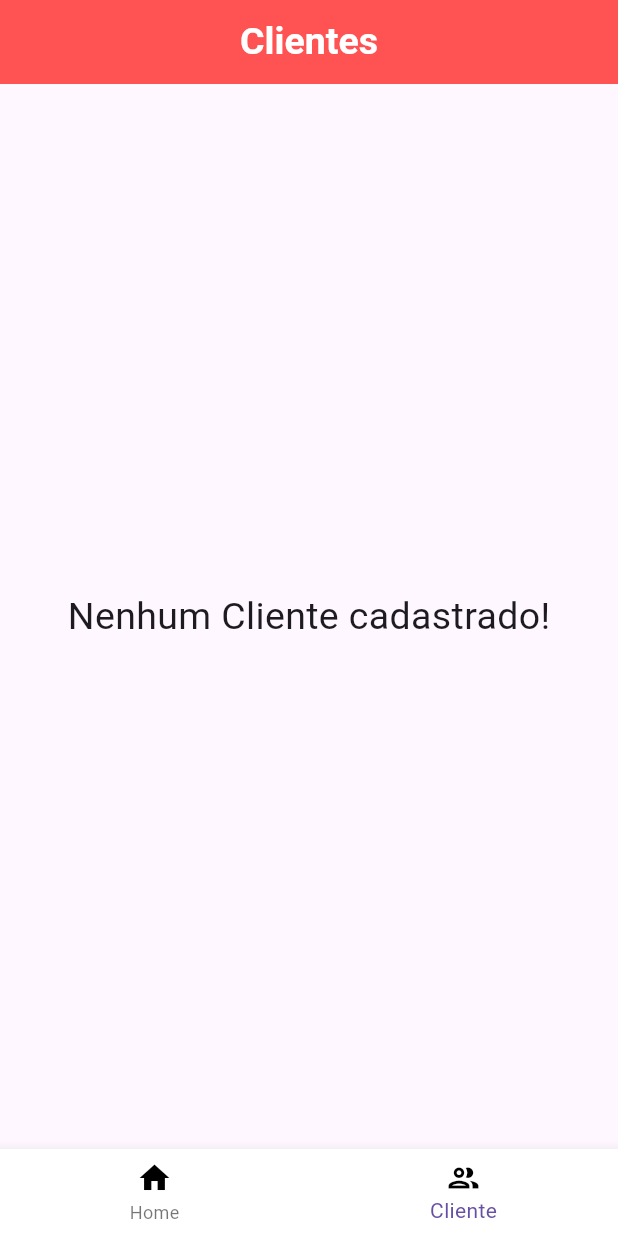
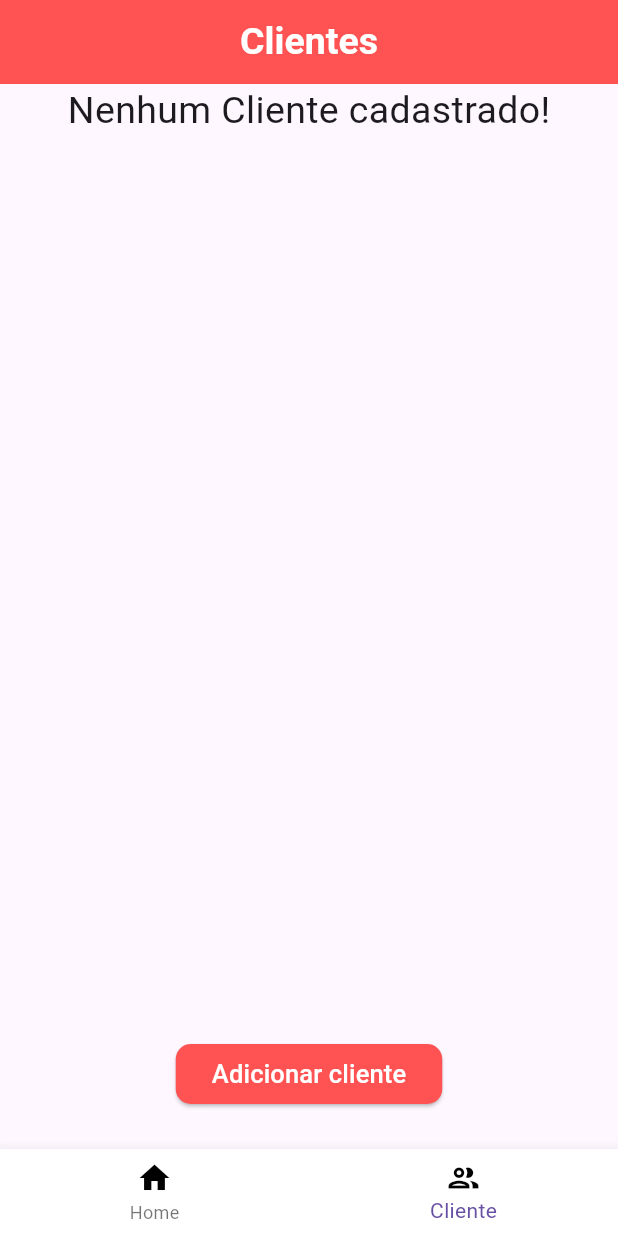
Before and after one commit to Junio-Alves/Client-Management-App, a Flutter app: the screen it shows after launch, swiped to page 2, on a phone screen of 412 x 824 dp. Run offline on Flutter 3.47's test engine with Material 3 defaults, Android fonts, the phone set to English and light mode, and no system bars; our stand-ins replace image_picker, sqflite; accounts and stored records are empty.

Commit message:
adicionado rotas

```diff
--- a/lib/main.dart
+++ b/lib/main.dart
@@ -1,8 +1,14 @@
 import 'package:flutter/material.dart';
 import 'package:provider/provider.dart';
+import 'package:sqflite_estudo/pages/cliente_List_page.dart';
+import 'package:sqflite_estudo/pages/dashboard_page.dart';
+import 'package:sqflite_estudo/pages/edit_cliente.dart';
 import 'package:sqflite_estudo/pages/home_page.dart';
+import 'package:sqflite_estudo/pages/new_cliente.dart';
+import 'package:sqflite_estudo/pages/new_product.dart';
 import 'package:sqflite_estudo/provider/appBarProvider.dart';
 import 'package:sqflite_estudo/provider/cliente_provider.dart';
+import 'package:sqflite_estudo/utils/app_routes.dart';
 
 main() {
   runApp(const MyApp());
@@ -18,9 +24,17 @@ class MyApp extends StatelessWidget {
         ChangeNotifierProvider(create: (context) => ClienteProvider()),
         ChangeNotifierProvider(create: (context) => AppBarProvider()),
       ],
-      child: const MaterialApp(
+      child: MaterialApp(
         debugShowCheckedModeBanner: false,
-        home: HomePage(),
+        routes: {
+          AppRoute.home: (contexto) => const HomePage(),
+          AppRoute.clientListPage: (contexto) => const ClienteListPage(),
+          AppRoute.newClient: (contexto) => const NovoCliente(),
+          AppRoute.editClient: (contexto) => const EditCliente(),
+          AppRoute.dashboard: (contexto) => const DashBoard(),
+          AppRoute.clientPage: (contexto) => const DashBoard(),
+          AppRoute.newProduct: (contexto) => const NewProduct(),
+        },
       ),
     );
   }
--- a/lib/pages/cliente_List_page.dart
+++ b/lib/pages/cliente_List_page.dart
@@ -42,11 +42,43 @@ class ClienteListPageState extends State<ClienteListPage> {
                 builder:
                     (BuildContext context, providerClientes, Widget? child) {
                   return providerClientes.cliente.isEmpty
-                      ? const Center(
+                      ? Column(
+                          children: [
+                            const Center(
                               child: Text(
                                 "Nenhum Cliente cadastrado!",
                                 style: TextStyle(fontSize: 25),
                               ),
+                            ),
+                            const SizedBox(
+                              height: 600,
+                            ),
+                            ElevatedButton(
+                              style: ElevatedButton.styleFrom(
+                                backgroundColor: Colors.redAccent,
+                                shape: const RoundedRectangleBorder(
+                                  borderRadius: BorderRadius.all(
+                                    Radius.circular(10),
+                                  ),
+                                ),
+                              ),
+                              onPressed: () {
+                                Navigator.push(
+                                  context,
+                                  MaterialPageRoute(
+                                    builder: (context) => const NovoCliente(),
+                                  ),
+                                );
+                              },
+                              child: const Text(
+                                "Adicionar cliente",
+                                style: TextStyle(
+                                  color: Colors.white,
+                                  fontSize: 17,
+                                ),
+                              ),
+                            ),
+                          ],
                         )
                       : Column(
                           children: [
@@ -88,7 +120,8 @@ class ClienteListPageState extends State<ClienteListPage> {
                                       color: Colors.white,
                                       fontSize: 17,
                                     ),
-                                    )),
+                                  ),
+                                ),
                               ),
                             )
                           ],
--- a/lib/pages/edit_cliente.dart
+++ b/lib/pages/edit_cliente.dart
@@ -8,8 +8,7 @@ import 'package:sqflite_estudo/provider/cliente_provider.dart';
 import 'package:sqflite_estudo/widgets/userAppBar.dart';
 
 class EditCliente extends StatefulWidget {
-  final Cliente cliente;
-  const EditCliente({super.key, required this.cliente});
+  const EditCliente({super.key});
 
   @override
   State<EditCliente> createState() => _EditClienteState();
@@ -31,24 +30,26 @@ class _EditClienteState extends State<EditCliente> {
 
   @override
   void initState() {
+    final cliente = ModalRoute.of(context)!.settings.arguments as Cliente;
     super.initState();
-    _nomeCompleto.text = widget.cliente.nomeCompleto;
-    _dataNasc.text = widget.cliente.dataNasc;
-    _celular.text = widget.cliente.celular;
-    _email.text = widget.cliente.email;
-    _cep.text = widget.cliente.cep.toString();
-    _logradouro.text = widget.cliente.logradouro;
-    _numero.text = widget.cliente.numero.toString();
-    _cidade.text = widget.cliente.cidade;
-    _observacao.text = widget.cliente.observacao;
+    _nomeCompleto.text = cliente.nomeCompleto;
+    _dataNasc.text = cliente.dataNasc;
+    _celular.text = cliente.celular;
+    _email.text = cliente.email;
+    _cep.text = cliente.cep.toString();
+    _logradouro.text = cliente.logradouro;
+    _numero.text = cliente.numero.toString();
+    _cidade.text = cliente.cidade;
+    _observacao.text = cliente.observacao;
   }
 
   @override
   Widget build(BuildContext context) {
+    final cliente = ModalRoute.of(context)!.settings.arguments as Cliente;
     final clienteprovider =
         Provider.of<ClienteProvider>(context, listen: false);
-    String appBartitle = widget.cliente.nomeCompleto;
-    File imageFile = File(widget.cliente.imagePath);
+    String appBartitle = cliente.nomeCompleto;
+    File imageFile = File(cliente.imagePath);
 
     return Scaffold(
       appBar: AppBar(
@@ -161,8 +162,7 @@ class _EditClienteState extends State<EditCliente> {
                           imagePath: imageFile.path,
                         );
 
-                        await db.updateCliente(
-                            updatedCliente, widget.cliente.id!);
+                        await db.updateCliente(updatedCliente, cliente.id!);
                         setState(() {
                           appbarcliente = updatedCliente;
                         });
--- /dev/null
+++ b/lib/utils/app_routes.dart
@@ -0,0 +1,9 @@
+class AppRoute {
+  static const home = "/";
+  static const editClient = "/editClient";
+  static const newClient = "/newClient";
+  static const dashboard = "/dashBoard";
+  static const clientPage = "/clientPage";
+  static const clientListPage = "/clientListPage";
+  static const newProduct = "/newProduct";
+}
```
Also changed, not shown: lib/pages/dashboard_page.dart (+4 -13 lines), lib/pages/new_product.dart (added, +22 -0 lines), lib/widgets/userAppBar.dart (+7 -5 lines). Lines whose indentation alone changed are shown as unchanged.
